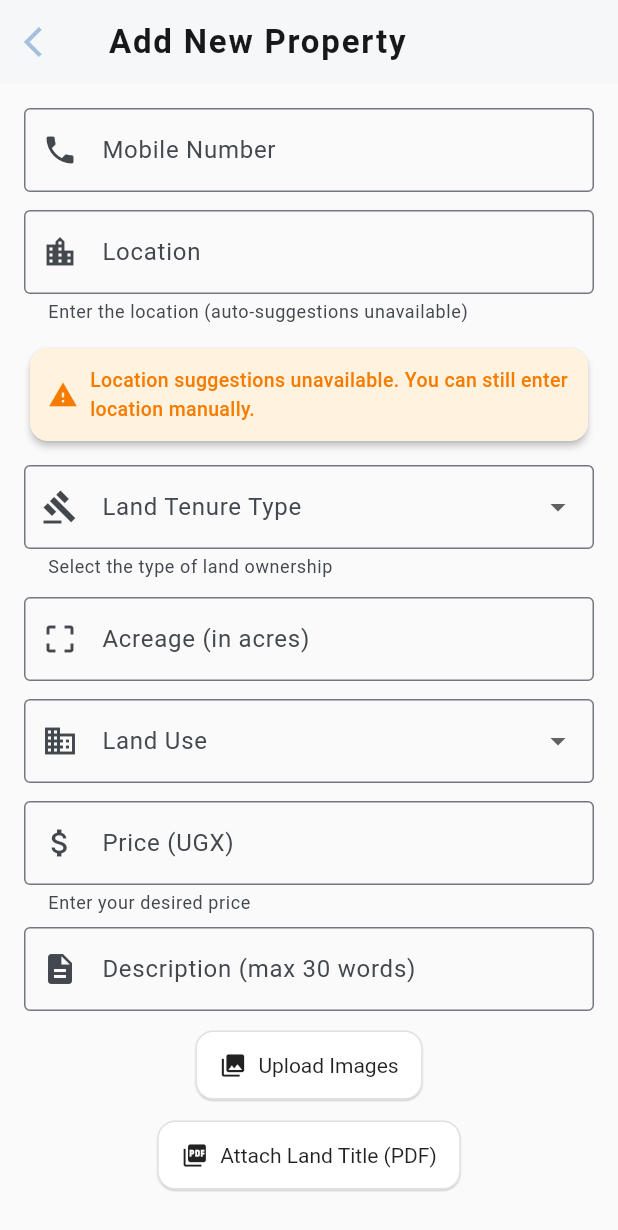
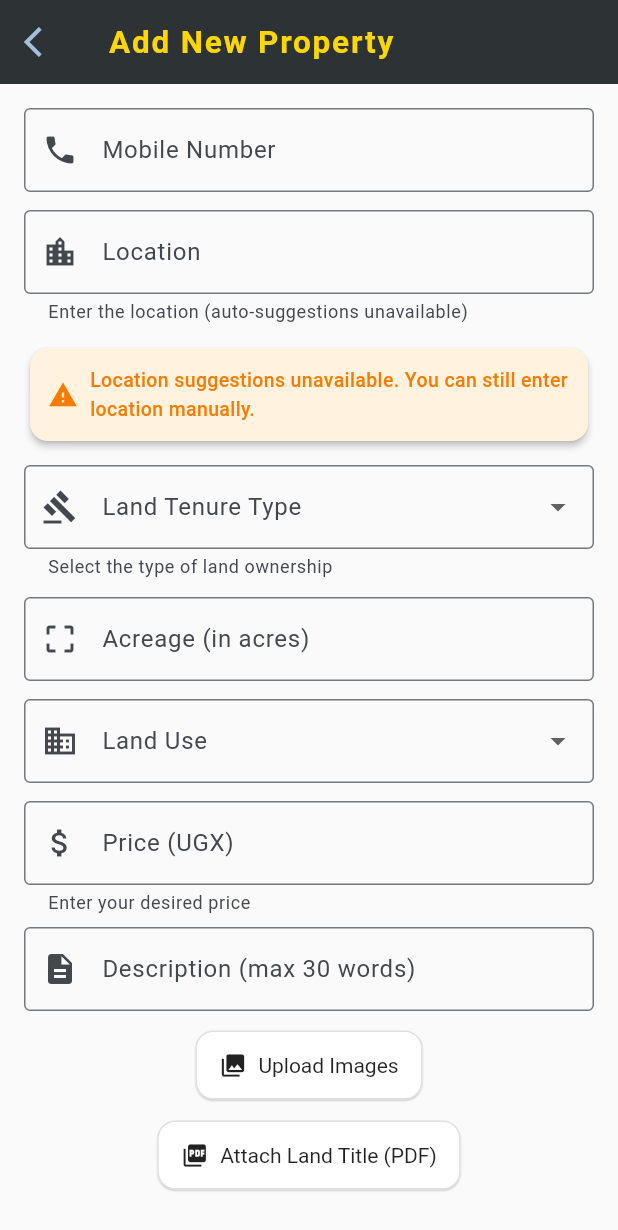
Before and after one commit to MORISON-K/smartspace, a Flutter app: the SellerHomeScreen screen opened by its route, after a tap on "Add Listing", on a phone screen of 412 x 824 dp. Shown: the top 1230 px of the screen. Run offline on Flutter 3.47's test engine with Material 3 defaults, Android fonts, the phone set to English and light mode, and no system bars; our stand-ins replace cloud_firestore, file_picker, firebase_auth, firebase_core, firebase_messaging, firebase_storage and 5 more; missing offline and left inert: syncfusion_flutter_pdfviewer; accounts and stored records are empty; network calls fail.

Commit message:
Change styles

```diff
--- a/lib/seller/add_listing_screen.dart
+++ b/lib/seller/add_listing_screen.dart
@@ -401,14 +401,14 @@ class _AddListingScreenState extends State<AddListingScreen> {
         title: const Text(
           "Add New Property",
           style: TextStyle(
-            color: Color.fromARGB(255, 22, 24, 25),
+            color: Color(0xFFFFD700),
             fontWeight: FontWeight.bold,
-            fontSize: 22,
+            fontSize: 21,
             letterSpacing: 1.2,
             fontFamily: 'Roboto',
           ),
         ),
-        backgroundColor: Colors.white,
+        backgroundColor: Color.fromARGB(255, 45, 48, 48),
         foregroundColor: Colors.black,
         elevation: 1,
       ),
@@ -635,7 +635,7 @@ class _AddListingScreenState extends State<AddListingScreen> {
                   backgroundColor:
                       _isSubmitting
                           ? Colors.grey
-                          : const Color.fromARGB(255, 23, 149, 99),
+                          : const Color.fromARGB(164, 5, 32, 34),
                   foregroundColor: Colors.white,
                   padding: const EdgeInsets.symmetric(vertical: 16),
                   shape: RoundedRectangleBorder(
--- a/lib/seller/ai-valuation/land_value_predictor.dart
+++ b/lib/seller/ai-valuation/land_value_predictor.dart
@@ -623,7 +623,7 @@ class LandValuePredictorWidgetState extends State<LandValuePredictorWidget> {
                   ),
                 ),
                 style: ElevatedButton.styleFrom(
-                  backgroundColor: const Color.fromARGB(255, 149, 183, 62),
+                  backgroundColor: const Color.fromARGB(164, 5, 32, 34),
                   foregroundColor: Colors.white,
                   padding: const EdgeInsets.symmetric(vertical: 16),
                   shape: RoundedRectangleBorder(
--- a/lib/seller/seller_home_screen.dart
+++ b/lib/seller/seller_home_screen.dart
@@ -221,7 +221,7 @@ class _SellerHomeScreenState extends State<SellerHomeScreen> {
     return Scaffold(
       backgroundColor: AppColors.background,
       appBar: AppBar(
-        backgroundColor: AppColors.surface,
+        backgroundColor: Color.fromARGB(255, 45, 48, 48),
         title: Text(
           "Dashboard",
           style: TextStyle(color: Color(0xFFFFD700), fontWeight: FontWeight.bold, fontSize: 25),
@@ -306,11 +306,11 @@ class _SellerHomeScreenState extends State<SellerHomeScreen> {
                 backgroundColor: const Color.fromARGB(255, 247, 240, 240),
                 child: Text(
                   _getInitials(_userName),
-                  style: TextStyle(fontSize: 24, color: Colors.black),
+                  style: TextStyle(fontSize: 24, color: Color.fromARGB(255, 45, 48, 48)),
                 ),
               ),
               decoration: BoxDecoration(
-                color: const Color.fromARGB(206, 46, 43, 13),
+                color:Color.fromARGB(255, 45, 48, 48),
               ),
             ),
 
--- a/lib/seller/widgets/price_choice_modal.dart
+++ b/lib/seller/widgets/price_choice_modal.dart
@@ -234,7 +234,7 @@ class _PriceChoiceModalState extends State<PriceChoiceModal> {
                         Navigator.of(context).pop();
                       },
                       style: ElevatedButton.styleFrom(
-                        backgroundColor: const Color.fromARGB(255, 23, 149, 99),
+                        backgroundColor: const Color.fromARGB(164, 5, 32, 34),
                         foregroundColor: Colors.white,
                         padding: const EdgeInsets.symmetric(vertical: 12),
                         shape: RoundedRectangleBorder(
```
